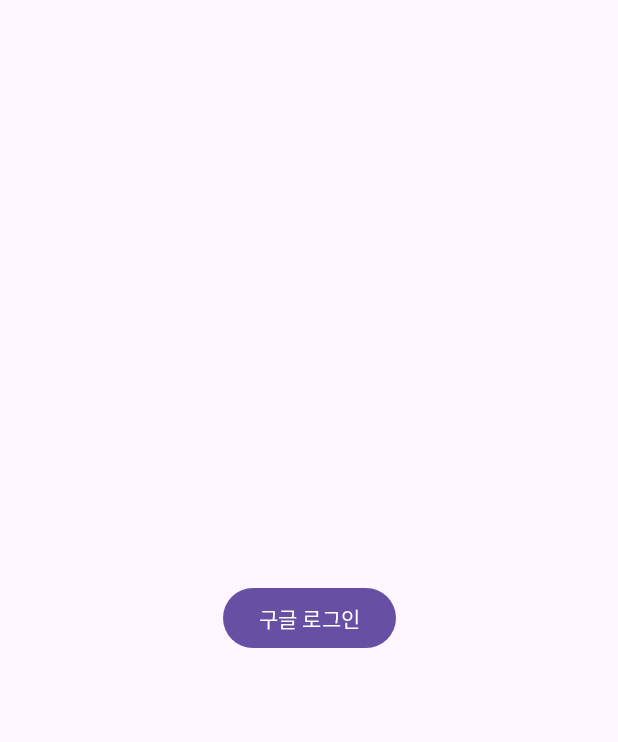
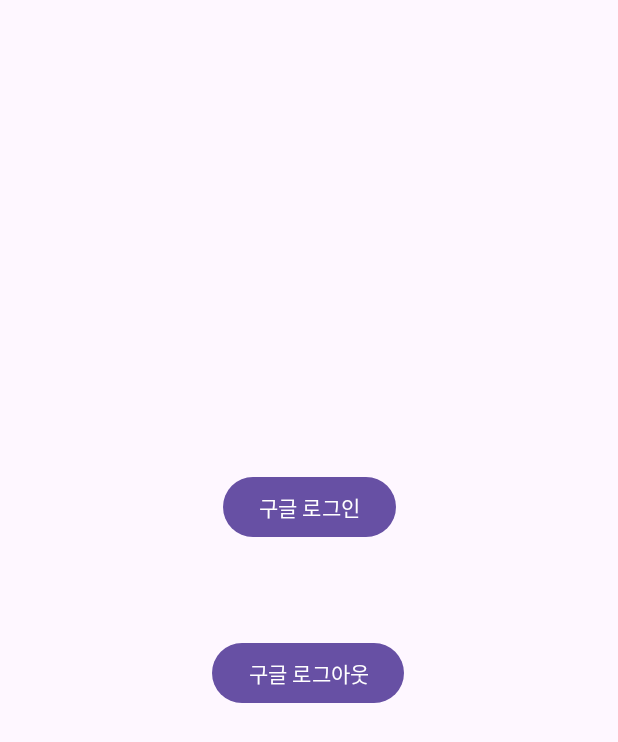
Before and after one commit to zeomzzz/kauth_practice, an Android app: the layout activity_main.xml on its own in the app's theme, with its tools: preview values and no code run, on a phone screen of 412 x 824 dp. Shown: the top 742 px of the screen. Run offline under Robolectric (Android 15) with nearby library versions, the phone set to English and light mode, and no system bars.

Commit message:
feat: kotlin에서 google 로그인 완료

```diff
--- a/google/google_front_kotlin3/app/src/main/res/layout/activity_main.xml
+++ b/google/google_front_kotlin3/app/src/main/res/layout/activity_main.xml
@@ -12,11 +12,24 @@
             android:id="@+id/google_login_button"
             android:layout_width="wrap_content"
             android:layout_height="wrap_content"
+            android:text="구글 로그인"
+            app:layout_constraintBottom_toBottomOf="parent"
+            app:layout_constraintEnd_toEndOf="parent"
             app:layout_constraintStart_toStartOf="parent"
+            app:layout_constraintTop_toTopOf="parent"
+            app:layout_constraintVertical_bias="0.405" />
+
+        <Button
+            android:id="@+id/google_logout_button"
+            android:layout_width="wrap_content"
+            android:layout_height="wrap_content"
+            android:text="구글 로그아웃"
+            app:layout_constraintBottom_toBottomOf="parent"
             app:layout_constraintEnd_toEndOf="parent"
+            app:layout_constraintHorizontal_bias="0.498"
+            app:layout_constraintStart_toStartOf="parent"
             app:layout_constraintTop_toTopOf="parent"
-            app:layout_constraintBottom_toBottomOf="parent"
-            android:text="구글 로그인"/>
+            app:layout_constraintVertical_bias="0.547" />
 
     </androidx.constraintlayout.widget.ConstraintLayout>
 
```
Also changed, not shown: google/google_front_kotlin3/app/src/main/java/com/zeomzzz/google_front_kotlin3/MainActivity.kt (+22 -1 lines).
